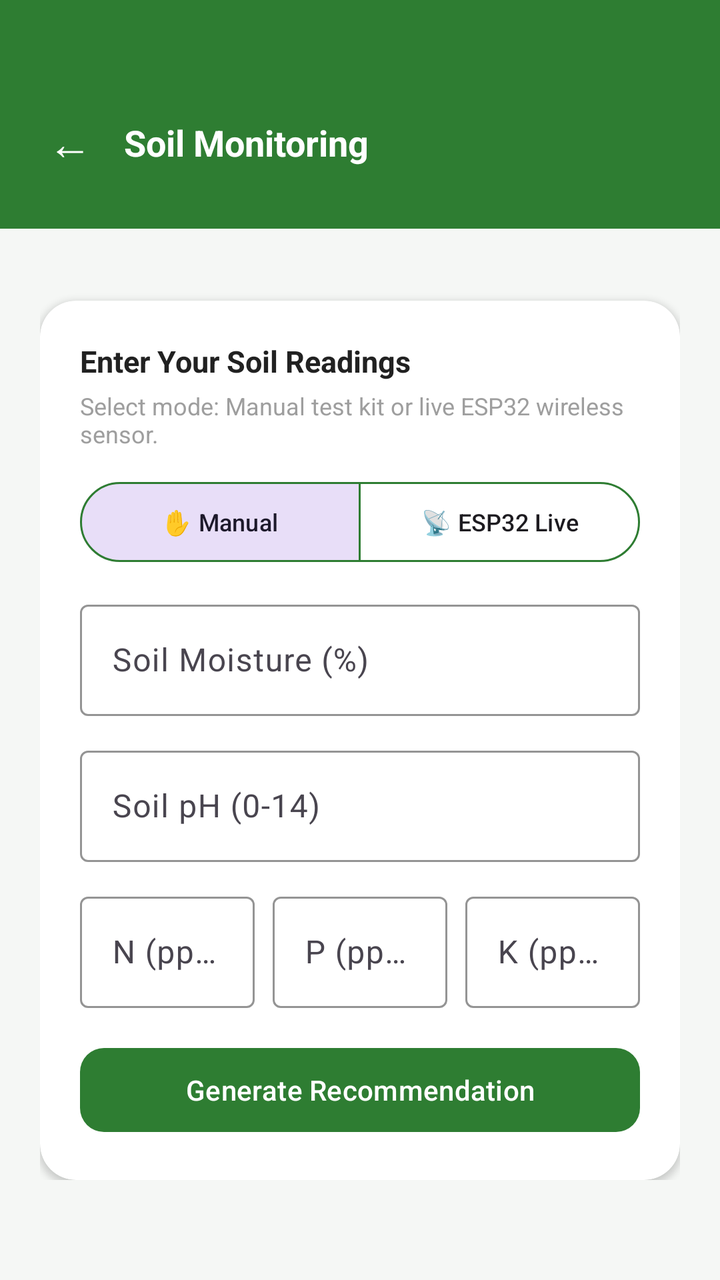
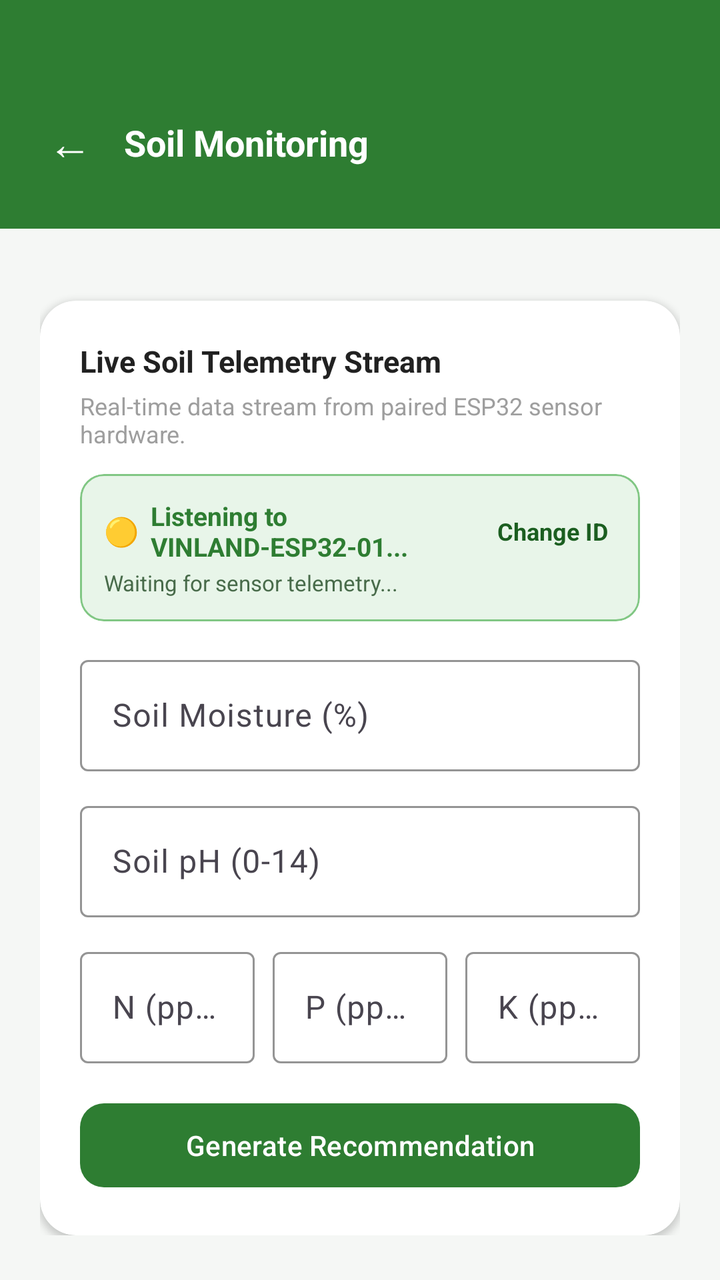

An Android layout rendered at two revisions. The XML below is the earlier revision; the diff shows what the commit changed to produce the second picture.
<!-- AndroidManifest.xml: application theme Theme.Vinland -->
<!-- res/layout/activity_recommendation.xml -->
<?xml version="1.0" encoding="utf-8"?>
<androidx.core.widget.NestedScrollView xmlns:android="http://schemas.android.com/apk/res/android"
    xmlns:app="http://schemas.android.com/apk/res-auto"
    android:layout_width="match_parent"
    android:layout_height="match_parent"
    android:background="#F5F7F5"
    android:clipToPadding="false"
    android:fillViewport="true">

    <LinearLayout
        android:layout_width="match_parent"
        android:layout_height="wrap_content"
        android:orientation="vertical">

        
        <LinearLayout
            android:layout_width="match_parent"
            android:layout_height="wrap_content"
            android:orientation="horizontal"
            android:gravity="center_vertical"
            android:background="#2E7D32"
            android:paddingTop="48dp"
            android:paddingBottom="20dp"
            android:paddingHorizontal="16dp">

            <TextView
                android:id="@+id/tvBack"
                android:layout_width="wrap_content"
                android:layout_height="wrap_content"
                android:text="←"
                android:textSize="22sp"
                android:textColor="#FFFFFF"
                android:padding="8dp" />

            <TextView
                android:layout_width="wrap_content"
                android:layout_height="wrap_content"
                android:layout_marginStart="8dp"
                android:text="Soil Monitoring"
                android:textSize="18sp"
                android:textStyle="bold"
                android:textColor="#FFFFFF" />
        </LinearLayout>

        <LinearLayout
            android:layout_width="match_parent"
            android:layout_height="wrap_content"
            android:orientation="vertical"
            android:paddingHorizontal="20dp"
            android:paddingTop="20dp"
            android:paddingBottom="40dp">

            
            <com.google.android.material.card.MaterialCardView
                android:layout_width="match_parent"
                android:layout_height="wrap_content"
                android:layout_marginTop="16dp"
                app:cardCornerRadius="18dp"
                app:cardElevation="2dp"
                app:strokeWidth="0dp"
                app:cardBackgroundColor="#FFFFFF">

                <LinearLayout
                    android:layout_width="match_parent"
                    android:layout_height="wrap_content"
                    android:orientation="vertical"
                    android:padding="20dp">

                    <TextView
                        android:id="@+id/tvInputHeader"
                        android:layout_width="wrap_content"
                        android:layout_height="wrap_content"
                        android:text="Enter Your Soil Readings"
                        android:textStyle="bold"
                        android:textColor="#212121"
                        android:textSize="15sp"
                        android:layout_marginBottom="4dp" />

                    <TextView
                        android:id="@+id/tvInputSubheader"
                        android:layout_width="wrap_content"
                        android:layout_height="wrap_content"
                        android:text="Select mode: Manual test kit or live ESP32 wireless sensor."
                        android:textColor="#9E9E9E"
                        android:textSize="12sp"
                        android:layout_marginBottom="12dp" />

                    
                    <com.google.android.material.button.MaterialButtonToggleGroup
                        android:id="@+id/toggleGroupMode"
                        android:layout_width="match_parent"
                        android:layout_height="wrap_content"
                        android:layout_marginBottom="12dp"
                        app:singleSelection="true"
                        app:selectionRequired="true"
                        app:checkedButton="@id/btnModeManual">

                        <com.google.android.material.button.MaterialButton
                            android:id="@+id/btnModeManual"
                            style="@style/Widget.Material3.Button.OutlinedButton"
                            android:layout_width="0dp"
                            android:layout_height="wrap_content"
                            android:layout_weight="1"
                            android:text="✋ Manual"
                            android:textAllCaps="false"
                            android:textSize="12sp"
                            app:strokeColor="#2E7D32" />

                        <com.google.android.material.button.MaterialButton
                            android:id="@+id/btnModeAuto"
                            style="@style/Widget.Material3.Button.OutlinedButton"
                            android:layout_width="0dp"
                            android:layout_height="wrap_content"
                            android:layout_weight="1"
                            android:text="📡 ESP32 Live"
                            android:textAllCaps="false"
                            android:textSize="12sp"
                            app:strokeColor="#2E7D32" />
                    </com.google.android.material.button.MaterialButtonToggleGroup>

                    
                    <com.google.android.material.card.MaterialCardView
                        android:id="@+id/cardLiveSensorBanner"
                        android:layout_width="match_parent"
                        android:layout_height="wrap_content"
                        android:layout_marginBottom="14dp"
                        android:visibility="gone"
                        app:cardCornerRadius="12dp"
                        app:cardElevation="0dp"
                        app:strokeWidth="1dp"
                        app:strokeColor="#81C784"
                        app:cardBackgroundColor="#E8F5E9">

                        <LinearLayout
                            android:layout_width="match_parent"
                            android:layout_height="wrap_content"
                            android:orientation="vertical"
                            android:padding="12dp">

                            <LinearLayout
                                android:layout_width="match_parent"
                                android:layout_height="wrap_content"
                                android:orientation="horizontal"
                                android:gravity="center_vertical">

                                <TextView
                                    android:id="@+id/tvLiveStatusDot"
                                    android:layout_width="wrap_content"
                                    android:layout_height="wrap_content"
                                    android:text="🟡"
                                    android:textSize="14sp"
                                    android:layout_marginEnd="6dp" />

                                <TextView
                                    android:id="@+id/tvLiveStatusText"
                                    android:layout_width="0dp"
                                    android:layout_height="wrap_content"
                                    android:layout_weight="1"
                                    android:text="Listening to VINLAND-ESP32-01..."
                                    android:textColor="#2E7D32"
                                    android:textSize="13sp"
                                    android:textStyle="bold" />

                                <TextView
                                    android:id="@+id/tvChangeDevice"
                                    android:layout_width="wrap_content"
                                    android:layout_height="wrap_content"
                                    android:text="Change ID"
                                    android:textColor="#1B5E20"
                                    android:textSize="12sp"
                                    android:textStyle="bold"
                                    android:padding="4dp" />
                            </LinearLayout>

                            <TextView
                                android:id="@+id/tvLiveLastUpdated"
                                android:layout_width="match_parent"
                                android:layout_height="wrap_content"
                                android:layout_marginTop="2dp"
                                android:text="Waiting for sensor telemetry..."
                                android:textColor="#486B4A"
                                android:textSize="11sp" />
                        </LinearLayout>
                    </com.google.android.material.card.MaterialCardView>

                    
                    <com.google.android.material.textfield.TextInputLayout
                        style="@style/Widget.Material3.TextInputLayout.OutlinedBox"
                        android:layout_width="match_parent"
                        android:layout_height="wrap_content"
                        android:hint="Soil Moisture (%)"
                        app:boxStrokeColor="#2E7D32"
                        app:hintTextColor="#2E7D32">

                        <com.google.android.material.textfield.TextInputEditText
                            android:id="@+id/etMoisture"
                            android:layout_width="match_parent"
                            android:layout_height="wrap_content"
                            android:inputType="numberDecimal" />
                    </com.google.android.material.textfield.TextInputLayout>

                    
                    <com.google.android.material.textfield.TextInputLayout
                        style="@style/Widget.Material3.TextInputLayout.OutlinedBox"
                        android:layout_width="match_parent"
                        android:layout_height="wrap_content"
                        android:layout_marginTop="12dp"
                        android:hint="Soil pH (0-14)"
                        app:boxStrokeColor="#2E7D32"
                        app:hintTextColor="#2E7D32">

                        <com.google.android.material.textfield.TextInputEditText
                            android:id="@+id/etPh"
                            android:layout_width="match_parent"
                            android:layout_height="wrap_content"
                            android:inputType="numberDecimal" />
                    </com.google.android.material.textfield.TextInputLayout>

                    
                    <LinearLayout
                        android:layout_width="match_parent"
                        android:layout_height="wrap_content"
                        android:orientation="horizontal"
                        android:layout_marginTop="12dp">

                        <com.google.android.material.textfield.TextInputLayout
                            style="@style/Widget.Material3.TextInputLayout.OutlinedBox"
                            android:layout_width="0dp"
                            android:layout_height="wrap_content"
                            android:layout_weight="1"
                            android:layout_marginEnd="6dp"
                            android:hint="N (ppm)"
                            app:boxStrokeColor="#2E7D32"
                            app:hintTextColor="#2E7D32">

                            <com.google.android.material.textfield.TextInputEditText
                                android:id="@+id/etNitrogen"
                                android:layout_width="match_parent"
                                android:layout_height="wrap_content"
                                android:inputType="numberDecimal" />
                        </com.google.android.material.textfield.TextInputLayout>

                        <com.google.android.material.textfield.TextInputLayout
                            style="@style/Widget.Material3.TextInputLayout.OutlinedBox"
                            android:layout_width="0dp"
                            android:layout_height="wrap_content"
                            android:layout_weight="1"
                            android:layout_marginStart="3dp"
                            android:layout_marginEnd="3dp"
                            android:hint="P (ppm)"
                            app:boxStrokeColor="#2E7D32"
                            app:hintTextColor="#2E7D32">

                            <com.google.android.material.textfield.TextInputEditText
                                android:id="@+id/etPhosphorus"
                                android:layout_width="match_parent"
                                android:layout_height="wrap_content"
                                android:inputType="numberDecimal" />
                        </com.google.android.material.textfield.TextInputLayout>

                        <com.google.android.material.textfield.TextInputLayout
                            style="@style/Widget.Material3.TextInputLayout.OutlinedBox"
                            android:layout_width="0dp"
                            android:layout_height="wrap_content"
                            android:layout_weight="1"
                            android:layout_marginStart="6dp"
                            android:hint="K (ppm)"
                            app:boxStrokeColor="#2E7D32"
                            app:hintTextColor="#2E7D32">

                            <com.google.android.material.textfield.TextInputEditText
                                android:id="@+id/etPotassium"
                                android:layout_width="match_parent"
                                android:layout_height="wrap_content"
                                android:inputType="numberDecimal" />
                        </com.google.android.material.textfield.TextInputLayout>
                    </LinearLayout>

                    <TextView
                        android:id="@+id/tvInputError"
                        android:layout_width="match_parent"
                        android:layout_height="wrap_content"
                        android:layout_marginTop="10dp"
                        android:textColor="#D32F2F"
                        android:textSize="13sp"
                        android:visibility="gone" />

                    <com.google.android.material.button.MaterialButton
                        android:id="@+id/btnAnalyze"
                        android:layout_width="match_parent"
                        android:layout_height="50dp"
                        android:layout_marginTop="16dp"
                        android:text="Generate Recommendation"
                        android:textAllCaps="false"
                        app:cornerRadius="12dp"
                        app:backgroundTint="#2E7D32" />

                </LinearLayout>
            </com.google.android.material.card.MaterialCardView>

            
            <LinearLayout
                android:id="@+id/layoutResults"
                android:layout_width="match_parent"
                android:layout_height="wrap_content"
                android:orientation="vertical"
                android:layout_marginTop="20dp"
                android:visibility="gone">

                
                <com.google.android.material.card.MaterialCardView
                    android:id="@+id/cardSummaryOverview"
                    android:layout_width="match_parent"
                    android:layout_height="wrap_content"
                    android:layout_marginBottom="16dp"
                    app:cardCornerRadius="16dp"
                    app:cardElevation="2dp"
                    app:strokeWidth="0dp"
                    app:cardBackgroundColor="#FFFFFF">

                    <LinearLayout
                        android:layout_width="match_parent"
                        android:layout_height="wrap_content"
                        android:orientation="vertical"
                        android:padding="16dp">

                        <LinearLayout
                            android:layout_width="match_parent"
                            android:layout_height="wrap_content"
                            android:orientation="horizontal"
                            android:gravity="center_vertical"
                            android:layout_marginBottom="8dp">

                            <TextView
                                android:layout_width="0dp"
                                android:layout_height="wrap_content"
                                android:layout_weight="1"
                                android:text="📊 Executive Soil Summary"
                                android:textSize="15sp"
                                android:textStyle="bold"
                                android:textColor="#212121" />

                            <TextView
                                android:id="@+id/tvSummaryBadge"
                                android:layout_width="wrap_content"
                                android:layout_height="wrap_content"
                                android:text="Optimal Health"
                                android:textSize="11sp"
                                android:textStyle="bold"
                                android:textColor="#FFFFFF"
                                android:background="#2E7D32"
                                android:paddingHorizontal="10dp"
                                android:paddingVertical="4dp" />
                        </LinearLayout>

                        <TextView
                            android:id="@+id/tvSummaryKeyFindings"
                            android:layout_width="match_parent"
                            android:layout_height="wrap_content"
                            android:text="Soil parameters evaluated."
                            android:textColor="#555555"
                            android:textSize="13sp"
                            android:lineSpacingExtra="2dp"
                            android:layout_marginBottom="12dp" />

                        <View
                            android:layout_width="match_parent"
                            android:layout_height="1dp"
                            android:background="#EEEEEE"
                            android:layout_marginBottom="12dp" />

                        <LinearLayout
                            android:layout_width="match_parent"
                            android:layout_height="wrap_content"
                            android:orientation="horizontal">

                            <LinearLayout
                                android:layout_width="0dp"
                                android:layout_height="wrap_content"
                                android:layout_weight="1"
                                android:orientation="vertical">

                                <TextView
                                    android:layout_width="wrap_content"
                                    android:layout_height="wrap_content"
                                    android:text="TOP CROP MATCH"
                                    android:textSize="10sp"
                                    android:textStyle="bold"
                                    android:textColor="#9E9E9E" />

                                <TextView
                                    android:id="@+id/tvSummaryTopCropName"
                                    android:layout_width="wrap_content"
                                    android:layout_height="wrap_content"
                                    android:text="🌱 Tomato"
                                    android:textSize="13sp"
                                    android:textStyle="bold"
                                    android:textColor="#2E7D32"
                                    android:layout_marginTop="2dp" />
                            </LinearLayout>

                            <LinearLayout
                                android:layout_width="0dp"
                                android:layout_height="wrap_content"
                                android:layout_weight="1"
                                android:orientation="vertical">

                                <TextView
                                    android:layout_width="wrap_content"
                                    android:layout_height="wrap_content"
                                    android:text="PRIMARY ACTION"
                                    android:textSize="10sp"
                                    android:textStyle="bold"
                                    android:textColor="#9E9E9E" />

                                <TextView
                                    android:id="@+id/tvSummaryActionNeeded"
                                    android:layout_width="wrap_content"
                                    android:layout_height="wrap_content"
                                    android:text="Add Organic Nitrogen"
                                    android:textSize="13sp"
                                    android:textStyle="bold"
                                    android:textColor="#1565C0"
                                    android:layout_marginTop="2dp" />
                            </LinearLayout>
                        </LinearLayout>

                    </LinearLayout>
                </com.google.android.material.card.MaterialCardView>

                
                <com.google.android.material.card.MaterialCardView
                    android:id="@+id/cardAiInsights"
                    android:layout_width="match_parent"
                    android:layout_height="wrap_content"
                    android:layout_marginBottom="14dp"
                    app:cardCornerRadius="16dp"
                    app:cardElevation="0dp"
                    app:strokeWidth="1dp"
                    app:strokeColor="#A5D6A7"
                    app:cardBackgroundColor="#F1F8E9">

                    <LinearLayout
                        android:layout_width="match_parent"
                        android:layout_height="wrap_content"
                        android:orientation="vertical"
                        android:padding="16dp">

                        <LinearLayout
                            android:layout_width="match_parent"
                            android:layout_height="wrap_content"
                            android:orientation="horizontal"
                            android:gravity="center_vertical">

                            <TextView
                                android:layout_width="wrap_content"
                                android:layout_height="wrap_content"
                                android:text="🤖"
                                android:textSize="22sp"
                                android:layout_marginEnd="8dp" />

                            <TextView
                                android:layout_width="0dp"
                                android:layout_height="wrap_content"
                                android:layout_weight="1"
                                android:text="AI Agronomist Insights"
                                android:textSize="14sp"
                                android:textStyle="bold"
                                android:textColor="#2E7D32" />

                            <ProgressBar
                                android:id="@+id/progressAiLoading"
                                android:layout_width="20dp"
                                android:layout_height="20dp"
                                android:visibility="visible" />
                        </LinearLayout>

                        <TextView
                            android:id="@+id/tvAiAdvice"
                            android:layout_width="match_parent"
                            android:layout_height="wrap_content"
                            android:layout_marginTop="10dp"
                            android:text="Consulting Gemini AI for personalized soil recommendations..."
                            android:textColor="#333333"
                            android:textSize="13sp"
                            android:lineSpacingExtra="3dp" />
                    </LinearLayout>
                </com.google.android.material.card.MaterialCardView>

                <TextView
                    android:layout_width="wrap_content"
                    android:layout_height="wrap_content"
                    android:text="🌱 Recommended Crops for Your Soil"
                    android:textStyle="bold"
                    android:textColor="#212121"
                    android:textSize="14sp"
                    android:layout_marginTop="16dp"
                    android:layout_marginBottom="10dp" />

                <LinearLayout
                    android:id="@+id/layoutRecommendedCrops"
                    android:layout_width="match_parent"
                    android:layout_height="wrap_content"
                    android:orientation="vertical"
                    android:layout_marginBottom="10dp" />

                <TextView
                    android:layout_width="wrap_content"
                    android:layout_height="wrap_content"
                    android:text="Parameter Details"
                    android:textStyle="bold"
                    android:textColor="#212121"
                    android:textSize="14sp"
                    android:layout_marginBottom="10dp" />

                <LinearLayout
                    android:id="@+id/layoutParameterResults"
                    android:layout_width="match_parent"
                    android:layout_height="wrap_content"
                    android:orientation="vertical" />

                <com.google.android.material.button.MaterialButton
                    android:id="@+id/btnSaveToHistory"
                    android:layout_width="match_parent"
                    android:layout_height="50dp"
                    android:layout_marginTop="12dp"
                    android:text="💾 Save Reading to History"
                    android:textAllCaps="false"
                    app:cornerRadius="12dp"
                    app:backgroundTint="#2E7D32" />

            </LinearLayout>

        </LinearLayout>
    </LinearLayout>
</androidx.core.widget.NestedScrollView>
<!-- resources referenced by this layout -->
<resources>
  <style name="Theme.Vinland" parent="Base.Theme.Vinland" />
  <style name="Base.Theme.Vinland" parent="Theme.Material3.DayNight.NoActionBar">
          
          
      </style>
</resources>

<!-- the commit's change to res/layout/activity_recommendation.xml (unified diff, before → after) -->
@@ -70,7 +70,7 @@
                         android:id="@+id/tvInputHeader"
                         android:layout_width="wrap_content"
                         android:layout_height="wrap_content"
-                        android:text="Enter Your Soil Readings"
+                        android:text="Live Soil Telemetry Stream"
                         android:textStyle="bold"
                         android:textColor="#212121"
                         android:textSize="15sp"
@@ -80,51 +80,18 @@
                         android:id="@+id/tvInputSubheader"
                         android:layout_width="wrap_content"
                         android:layout_height="wrap_content"
-                        android:text="Select mode: Manual test kit or live ESP32 wireless sensor."
+                        android:text="Real-time data stream from paired ESP32 sensor hardware."
                         android:textColor="#9E9E9E"
                         android:textSize="12sp"
                         android:layout_marginBottom="12dp" />
 
                     
-                    <com.google.android.material.button.MaterialButtonToggleGroup
-                        android:id="@+id/toggleGroupMode"
-                        android:layout_width="match_parent"
-                        android:layout_height="wrap_content"
-                        android:layout_marginBottom="12dp"
-                        app:singleSelection="true"
-                        app:selectionRequired="true"
-                        app:checkedButton="@id/btnModeManual">
-
-                        <com.google.android.material.button.MaterialButton
-                            android:id="@+id/btnModeManual"
-                            style="@style/Widget.Material3.Button.OutlinedButton"
-                            android:layout_width="0dp"
-                            android:layout_height="wrap_content"
-                            android:layout_weight="1"
-                            android:text="✋ Manual"
-                            android:textAllCaps="false"
-                            android:textSize="12sp"
-                            app:strokeColor="#2E7D32" />
-
-                        <com.google.android.material.button.MaterialButton
-                            android:id="@+id/btnModeAuto"
-                            style="@style/Widget.Material3.Button.OutlinedButton"
-                            android:layout_width="0dp"
-                            android:layout_height="wrap_content"
-                            android:layout_weight="1"
-                            android:text="📡 ESP32 Live"
-                            android:textAllCaps="false"
-                            android:textSize="12sp"
-                            app:strokeColor="#2E7D32" />
-                    </com.google.android.material.button.MaterialButtonToggleGroup>
-
-                    
                     <com.google.android.material.card.MaterialCardView
                         android:id="@+id/cardLiveSensorBanner"
                         android:layout_width="match_parent"
                         android:layout_height="wrap_content"
                         android:layout_marginBottom="14dp"
-                        android:visibility="gone"
+                        android:visibility="visible"
                         app:cardCornerRadius="12dp"
                         app:cardElevation="0dp"
                         app:strokeWidth="1dp"
@@ -196,6 +163,7 @@
                             android:id="@+id/etMoisture"
                             android:layout_width="match_parent"
                             android:layout_height="wrap_content"
+                            android:focusable="false"
                             android:inputType="numberDecimal" />
                     </com.google.android.material.textfield.TextInputLayout>
 
@@ -213,6 +181,7 @@
                             android:id="@+id/etPh"
                             android:layout_width="match_parent"
                             android:layout_height="wrap_content"
+                            android:focusable="false"
                             android:inputType="numberDecimal" />
                     </com.google.android.material.textfield.TextInputLayout>
 
@@ -237,6 +206,7 @@
                                 android:id="@+id/etNitrogen"
                                 android:layout_width="match_parent"
                                 android:layout_height="wrap_content"
+                                android:focusable="false"
                                 android:inputType="numberDecimal" />
                         </com.google.android.material.textfield.TextInputLayout>
 
@@ -255,6 +225,7 @@
                                 android:id="@+id/etPhosphorus"
                                 android:layout_width="match_parent"
                                 android:layout_height="wrap_content"
+                                android:focusable="false"
                                 android:inputType="numberDecimal" />
                         </com.google.android.material.textfield.TextInputLayout>
 
@@ -272,6 +243,7 @@
                                 android:id="@+id/etPotassium"
                                 android:layout_width="match_parent"
                                 android:layout_height="wrap_content"
+                                android:focusable="false"
                                 android:inputType="numberDecimal" />
                         </com.google.android.material.textfield.TextInputLayout>
                     </LinearLayout>
